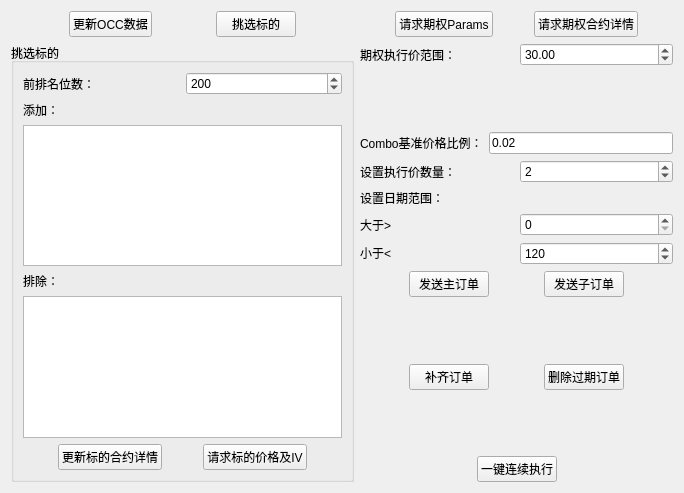
Before: the Qt Designer form switch_operation_panel.ui in ajmal017/testbed2, drawn with Qt 5.
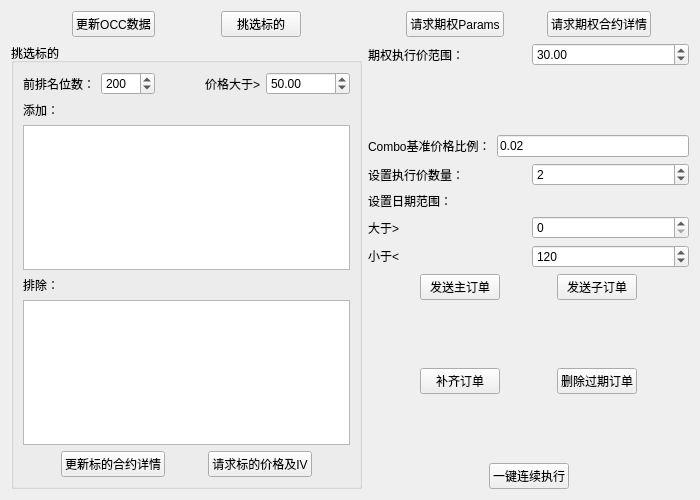
After: the same form once the commit is applied.

The edit to the form file:
```diff
--- a/switch_operation_panel.ui
+++ b/switch_operation_panel.ui
@@ -6,8 +6,8 @@
    <rect>
     <x>0</x>
     <y>0</y>
-    <width>684</width>
-    <height>493</height>
+    <width>700</width>
+    <height>500</height>
    </rect>
   </property>
   <property name="maximumSize">
@@ -119,6 +119,36 @@
               </property>
              </widget>
             </item>
+            <item>
+             <spacer name="horizontalSpacer_18">
+              <property name="orientation">
+               <enum>Qt::Horizontal</enum>
+              </property>
+              <property name="sizeHint" stdset="0">
+               <size>
+                <width>40</width>
+                <height>20</height>
+               </size>
+              </property>
+             </spacer>
+            </item>
+            <item>
+             <widget class="QLabel" name="label_10">
+              <property name="text">
+               <string>价格大于&gt;</string>
+              </property>
+             </widget>
+            </item>
+            <item>
+             <widget class="QDoubleSpinBox" name="doubleSpinBox_2">
+              <property name="maximum">
+               <double>10000000000.000000000000000</double>
+              </property>
+              <property name="value">
+               <double>50.000000000000000</double>
+              </property>
+             </widget>
+            </item>
            </layout>
           </item>
           <item>
```
Left out of the diff: 198 changed lines with no effect on the pictures.
